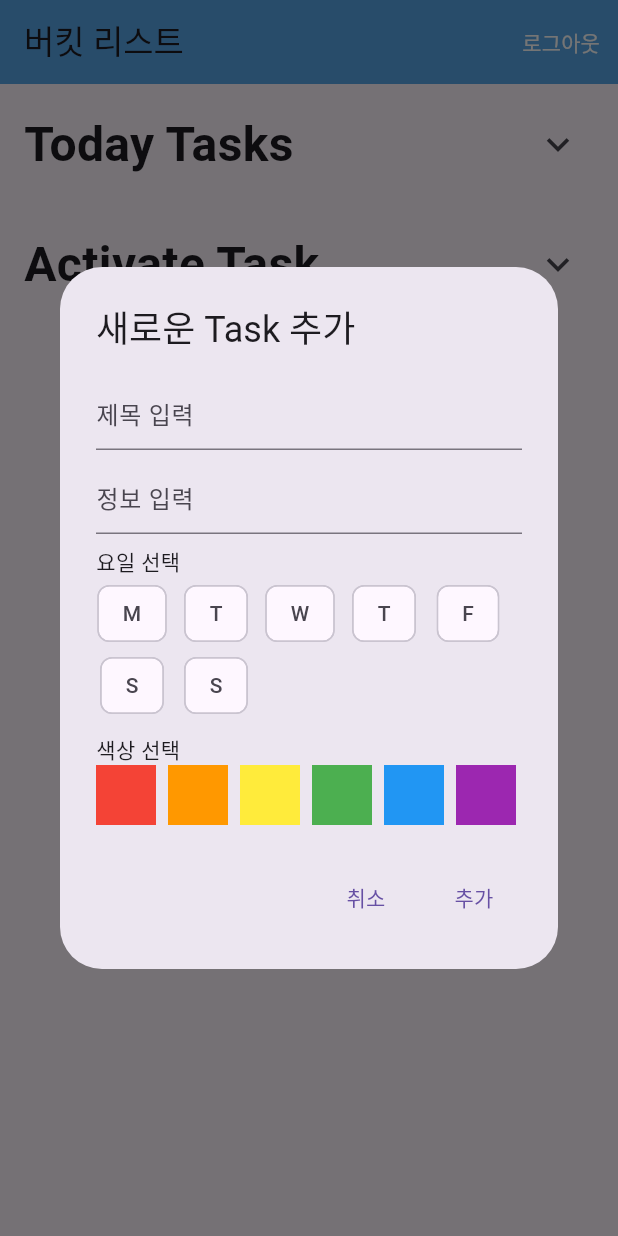
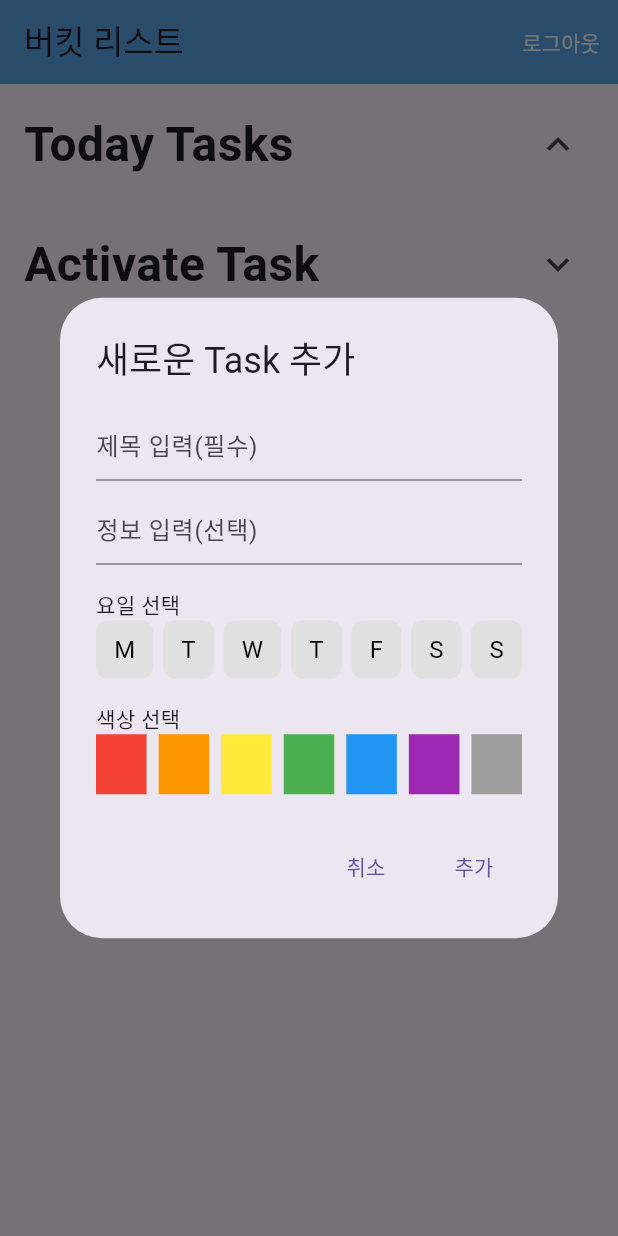
Before and after one commit to sanggyoon/AndroidProgramingClass_with_Flutter, a Flutter app: the HomePage screen opened directly, after a tap on "Add Task", on a phone screen of 412 x 824 dp. Run offline on Flutter 3.47's test engine with Material 3 defaults, Android fonts, the phone set to English and light mode, and no system bars; our stand-ins replace cloud_firestore, firebase_auth, firebase_core; accounts and stored records are empty.

Commit message:
design list widget

```diff
--- a/lib/activatedList.dart
+++ b/lib/activatedList.dart
@@ -44,7 +44,7 @@ class _ActivatedListState extends State<ActivatedList>
               ),
               IconButton(
                 icon: AnimatedRotation(
-                  turns: _isExpanded ? 0.5 : 0.0, // 아이콘 회전 애니메이션
+                  turns: _isExpanded ? 0.5 : 0.5, // 아이콘 회전 애니메이션
                   duration: Duration(milliseconds: 300),
                   child: Icon(
                     _isExpanded
@@ -102,12 +102,29 @@ class _ActivatedListState extends State<ActivatedList>
                             child: Column(
                               children: [
                                 ListTile(
+                                  leading: Container(
+                                    width: 8,
+                                    height: 30,
+                                    decoration: BoxDecoration(
+                                      color: taskColor,
+                                      borderRadius: BorderRadius.circular(
+                                          8), // 원하는 반지름 값 설정
+                                    ),
+                                  ),
                                   title: Text(
                                     job,
                                     style: TextStyle(
                                         fontSize: 18,
                                         fontWeight: FontWeight.w500),
                                   ),
+                                  subtitle: info != null && info.isNotEmpty
+                                      ? Text(
+                                          info,
+                                          style: TextStyle(
+                                              fontSize: 16,
+                                              color: Colors.black54),
+                                        )
+                                      : null, // info가 null이거나 비어 있으면 subtitle을 표시하지 않음
                                   trailing: CupertinoSwitch(
                                     value: isActivate,
                                     onChanged: (value) {
@@ -115,23 +132,6 @@ class _ActivatedListState extends State<ActivatedList>
                                           isActivate: value);
                                     },
                                     activeColor: taskColor,
-                                  ),
-                                ),
-                                if (info != null && info.isNotEmpty)
-                                  Padding(
-                                    padding: const EdgeInsets.only(bottom: 8.0),
-                                    child: Align(
-                                      alignment: Alignment.centerLeft,
-                                      child: Padding(
-                                        padding: const EdgeInsets.symmetric(
-                                            horizontal: 16.0),
-                                        child: Text(
-                                          info,
-                                          style: TextStyle(
-                                              fontSize: 16,
-                                              color: Colors.black54),
-                                        ),
-                                      ),
                                   ),
                                 ),
                               ],
@@ -179,70 +179,117 @@ class _ActivatedListState extends State<ActivatedList>
                   children: [
                     TextField(
                       controller: jobController,
-                      decoration: InputDecoration(hintText: "제목 입력"),
+                      decoration: InputDecoration(hintText: "제목 입력(필수)"),
                     ),
                     SizedBox(height: 8),
                     TextField(
                       controller: infoController,
-                      decoration: InputDecoration(hintText: "정보 입력"),
+                      decoration: InputDecoration(hintText: "정보 입력(선택)"),
                     ),
-                    SizedBox(height: 8),
+                    SizedBox(height: 16),
                     Text("요일 선택"),
-                    Wrap(
-                      spacing: 8,
+                    Row(
+                      mainAxisAlignment: MainAxisAlignment.spaceBetween,
                       children: List.generate(7, (index) {
-                        return ChoiceChip(
-                          label:
-                              Text(["M", "T", "W", "T", "F", "S", "S"][index]),
-                          selected: selectedDays.contains(index + 1),
-                          onSelected: (selected) {
+                        return GestureDetector(
+                          onTap: () {
                             setState(() {
-                              if (selected) {
+                              if (selectedDays.contains(index + 1)) {
+                                selectedDays.remove(index + 1);
+                              } else {
                                 selectedDays.add(index + 1);
-                              } else {
-                                selectedDays.remove(index + 1);
                               }
                             });
                           },
-                          selectedColor: Colors.blue.withOpacity(0.3),
+                          child: Container(
+                            padding: EdgeInsets.symmetric(
+                                vertical: 8, horizontal: 12),
+                            decoration: BoxDecoration(
+                              color: selectedDays.contains(index + 1)
+                                  ? Colors.blue.withOpacity(0.3)
+                                  : Colors.grey[300],
+                              borderRadius: BorderRadius.circular(8),
+                            ),
+                            child: Text(
+                              ["M", "T", "W", "T", "F", "S", "S"][index],
+                              style: TextStyle(
+                                fontSize: 16,
+                                color: selectedDays.contains(index + 1)
+                                    ? Colors.blue
+                                    : Colors.black,
+                              ),
+                            ),
+                          ),
                         );
                       }),
                     ),
-                    SizedBox(height: 8),
+                    SizedBox(height: 16),
                     Text("색상 선택"),
-                    Wrap(
-                      spacing: 8,
+                    Row(
+                      mainAxisAlignment: MainAxisAlignment.start,
                       children: [
-                        ColorPickerTile(Colors.red, selectedColor, (color) {
+                        Expanded(
+                          child: ColorPickerTile(Colors.red, selectedColor,
+                              (color) {
                             setState(() {
                               selectedColor = color;
                             });
                           }),
-                        ColorPickerTile(Colors.orange, selectedColor, (color) {
+                        ),
+                        SizedBox(width: 8), // 요소 사이 간격
+                        Expanded(
+                          child: ColorPickerTile(Colors.orange, selectedColor,
+                              (color) {
                             setState(() {
                               selectedColor = color;
                             });
                           }),
-                        ColorPickerTile(Colors.yellow, selectedColor, (color) {
+                        ),
+                        SizedBox(width: 8), // 요소 사이 간격
+                        Expanded(
+                          child: ColorPickerTile(Colors.yellow, selectedColor,
+                              (color) {
                             setState(() {
                               selectedColor = color;
                             });
                           }),
-                        ColorPickerTile(Colors.green, selectedColor, (color) {
+                        ),
+                        SizedBox(width: 8), // 요소 사이 간격
+                        Expanded(
+                          child: ColorPickerTile(Colors.green, selectedColor,
+                              (color) {
                             setState(() {
                               selectedColor = color;
                             });
                           }),
-                        ColorPickerTile(Colors.blue, selectedColor, (color) {
+                        ),
+                        SizedBox(width: 8), // 요소 사이 간격
+                        Expanded(
+                          child: ColorPickerTile(Colors.blue, selectedColor,
+                              (color) {
                             setState(() {
                               selectedColor = color;
                             });
                           }),
-                        ColorPickerTile(Colors.purple, selectedColor, (color) {
+                        ),
+                        SizedBox(width: 8), // 요소 사이 간격
+                        Expanded(
+                          child: ColorPickerTile(Colors.purple, selectedColor,
+                              (color) {
                             setState(() {
                               selectedColor = color;
                             });
                           }),
+                        ),
+                        SizedBox(width: 8), // 요소 사이 간격
+                        Expanded(
+                          child: ColorPickerTile(Colors.grey, selectedColor,
+                              (color) {
+                            setState(() {
+                              selectedColor = color;
+                            });
+                          }),
+                        ),
                       ],
                     ),
                   ],
--- a/lib/main.dart
+++ b/lib/main.dart
@@ -23,7 +23,7 @@ void main() async {
 }
 
 class MyApp extends StatelessWidget {
-  const MyApp({Key? key}) : super(key: key);
+  const MyApp({super.key});
 
   @override
   Widget build(BuildContext context) {
```
Also changed, not shown: lib/todoList.dart (+10 -1 lines). Lines whose indentation alone changed are shown as unchanged.
